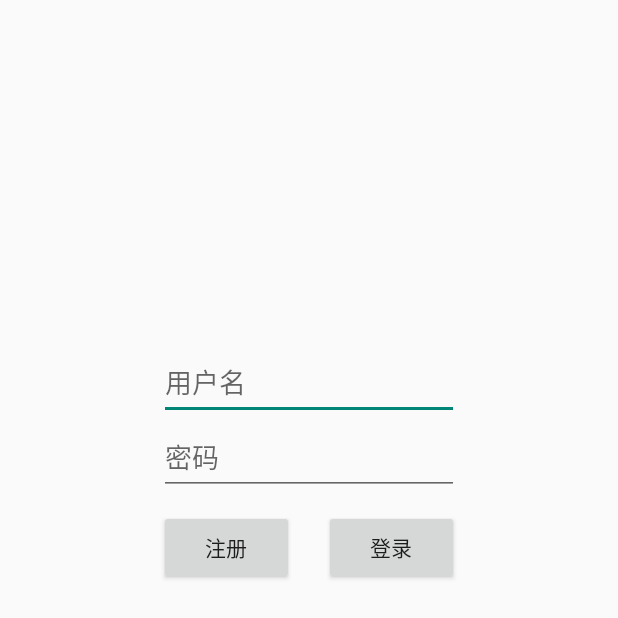
After one commit to xuyazhong/SportsApp, an Android app: the layout activity_login.xml on its own in the app's theme, with its tools: preview values and no code run, on a phone screen of 412 x 824 dp. The commit adds this screen. Shown: the top 618 px of the screen. Run offline under Robolectric (Android 15) with nearby library versions, the phone set to English and light mode, and no system bars.

Commit message:
*bugfix)登录退出

```diff
--- a/app/src/main/AndroidManifest.xml
+++ b/app/src/main/AndroidManifest.xml
@@ -25,9 +25,13 @@
         <activity
             android:name="com.xyz.run.MainActivity"
             android:label="@string/app_name" >
+        </activity>
+
+        <activity
+            android:name=".LoginActivity"
+            android:label="登录注册">
             <intent-filter>
                 <action android:name="android.intent.action.MAIN" />
-
                 <category android:name="android.intent.category.LAUNCHER" />
             </intent-filter>
         </activity>
--- /dev/null
+++ b/app/src/main/res/layout/activity_login.xml
@@ -0,0 +1,50 @@
+<?xml version="1.0" encoding="utf-8"?>
+<LinearLayout xmlns:android="http://schemas.android.com/apk/res/android"
+    android:orientation="vertical"
+    android:layout_width="match_parent"
+    android:layout_height="match_parent"
+    android:padding="30dp"
+    >
+
+    <EditText
+        android:id="@+id/nick"
+        android:layout_width="200dp"
+        android:layout_height="50dp"
+        android:layout_gravity="center_horizontal"
+        android:layout_marginTop="200dp"
+        android:ems="10"
+        android:hint="用户名"
+        android:inputType="textPersonName" />
+
+    <EditText
+        android:id="@+id/pwd"
+        android:layout_width="200dp"
+        android:layout_height="50dp"
+        android:layout_gravity="center_horizontal"
+        android:ems="10"
+        android:hint="密码"
+        android:inputType="textPassword" />
+
+    <LinearLayout
+        android:layout_width="200dp"
+        android:layout_height="50dp"
+        android:layout_marginTop="10dp"
+        android:layout_gravity="center_horizontal"
+        android:orientation="horizontal">
+
+        <Button
+            android:id="@+id/reg"
+            android:layout_width="80dp"
+            android:layout_height="50dp"
+            android:layout_weight="1"
+            android:text="注册" />
+
+        <Button
+            android:id="@+id/login"
+            android:layout_width="80dp"
+            android:layout_height="50dp"
+            android:layout_marginLeft="20dp"
+            android:layout_weight="1"
+            android:text="登录" />
+    </LinearLayout>
+</LinearLayout>
--- a/app/src/main/res/layout/tab_fragment_mine.xml
+++ b/app/src/main/res/layout/tab_fragment_mine.xml
@@ -66,7 +66,7 @@
             android:orientation="horizontal">
 
             <Button
-                android:id="@+id/button"
+                android:id="@+id/logout"
                 android:layout_width="wrap_content"
                 android:layout_height="wrap_content"
                 android:text="退出登录" />
```
Also changed, not shown: app/src/main/java/com/xyz/run/LoginActivity.java (added, +71 -0 lines), app/src/main/java/com/xyz/run/TabMine.java (+12 -1 lines).
